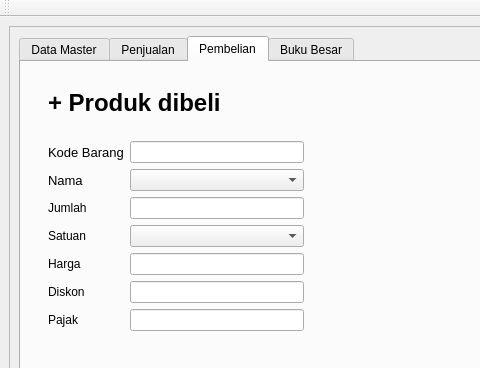
fnugrahendi/petuk.corp, file GUI.ui: the form before one commit; both pictures show x 0 to 480 and y 0 to 368 of the 872 by 637 pixel window.
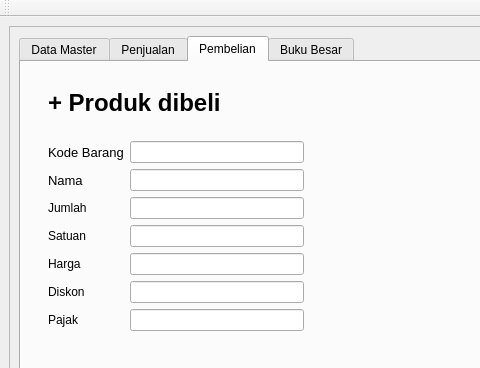
The form after the commit. The open tabs and pages were chosen to show the change. Icons and pictures are not drawn.

Commit message: Pembelian tambahproduk

```diff
--- a/GUI.ui
+++ b/GUI.ui
@@ -7842,16 +7842,6 @@
                   <item row="9" column="1">
                    <widget class="QLineEdit" name="le_Pembelian_OrderPembelian_TambahProduk_Input_Pajak"/>
                   </item>
-                  <item row="3" column="1">
-                   <widget class="QComboBox" name="cb_Pembelian_OrderPembelian_TambahProduk_Input_Satuan">
-                    <property name="editable">
-                     <bool>false</bool>
-                    </property>
-                    <property name="insertPolicy">
-                     <enum>QComboBox::InsertAtBottom</enum>
-                    </property>
-                   </widget>
-                  </item>
                   <item row="0" column="3">
                    <spacer name="hs_Pembelian_OrderPembelian_TambahProduk_Input_mid">
                     <property name="orientation">
@@ -7879,7 +7869,10 @@
                    </spacer>
                   </item>
                   <item row="1" column="1">
-                   <widget class="QComboBox" name="cb_Pembelian_OrderPembelian_TambahProduk_Input_Nama"/>
+                   <widget class="QLineEdit" name="le_Pembelian_OrderPembelian_TambahProduk_Input_Nama"/>
+                  </item>
+                  <item row="3" column="1">
+                   <widget class="QLineEdit" name="cb_Pembelian_OrderPembelian_TambahProduk_Input_Satuan"/>
                   </item>
                  </layout>
                 </widget>
```
The commit also changes 2 other files.
